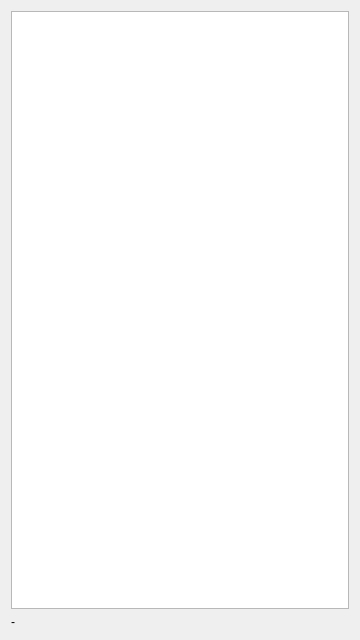
tst2005googlecode/dukto, file branches/symbian/mainwindow.ui: the form before one commit.
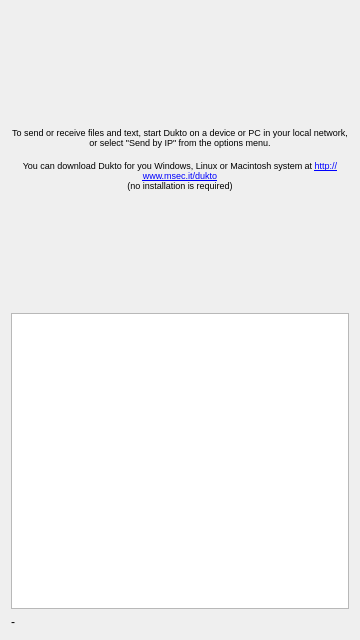
The form after the commit.

Patch:
```diff
--- a/branches/symbian/mainwindow.ui
+++ b/branches/symbian/mainwindow.ui
@@ -18,6 +18,36 @@
   </property>
   <widget class="QWidget" name="centralWidget">
    <layout class="QVBoxLayout" name="verticalLayout">
+    <item>
+     <widget class="QLabel" name="labelNobody">
+      <property name="sizePolicy">
+       <sizepolicy hsizetype="Preferred" vsizetype="Expanding">
+        <horstretch>0</horstretch>
+        <verstretch>0</verstretch>
+       </sizepolicy>
+      </property>
+      <property name="text">
+       <string>&lt;!DOCTYPE HTML PUBLIC &quot;-//W3C//DTD HTML 4.0//EN&quot; &quot;http://www.w3.org/TR/REC-html40/strict.dtd&quot;&gt;
+&lt;html&gt;&lt;head&gt;&lt;meta name=&quot;qrichtext&quot; content=&quot;1&quot; /&gt;&lt;style type=&quot;text/css&quot;&gt;
+p, li { white-space: pre-wrap; }
+&lt;/style&gt;&lt;/head&gt;&lt;body style=&quot; font-family:'MS Shell Dlg 2'; font-size:8.25pt; font-weight:400; font-style:normal;&quot;&gt;
+&lt;p align=&quot;center&quot; style=&quot; margin-top:0px; margin-bottom:0px; margin-left:0px; margin-right:0px; -qt-block-indent:0; text-indent:0px;&quot;&gt;&lt;span style=&quot; font-size:7pt;&quot;&gt;To send or receive files and text, start Dukto on a device or PC in your local network, or select &amp;quot;Send by IP&amp;quot; from the options menu.&lt;br /&gt;&lt;/span&gt;&lt;/p&gt;
+&lt;p align=&quot;center&quot; style=&quot; margin-top:0px; margin-bottom:0px; margin-left:0px; margin-right:0px; -qt-block-indent:0; text-indent:0px;&quot;&gt;&lt;span style=&quot; font-size:7pt;&quot;&gt;You can download Dukto for you Windows, Linux or Macintosh system at &lt;/span&gt;&lt;a href=&quot;http://www.msec.it/dukto&quot;&gt;&lt;span style=&quot; font-size:7pt; text-decoration: underline; color:#0000ff;&quot;&gt;http://www.msec.it/dukto&lt;br /&gt;&lt;/span&gt;&lt;/a&gt;&lt;span style=&quot; font-size:7pt;&quot;&gt;(no installation is required)&lt;/span&gt;&lt;/p&gt;&lt;/body&gt;&lt;/html&gt;</string>
+      </property>
+      <property name="alignment">
+       <set>Qt::AlignCenter</set>
+      </property>
+      <property name="wordWrap">
+       <bool>true</bool>
+      </property>
+      <property name="margin">
+       <number>5</number>
+      </property>
+      <property name="openExternalLinks">
+       <bool>true</bool>
+      </property>
+     </widget>
+    </item>
     <item>
      <widget class="QListWidget" name="listWidget">
       <property name="contextMenuPolicy">
```
